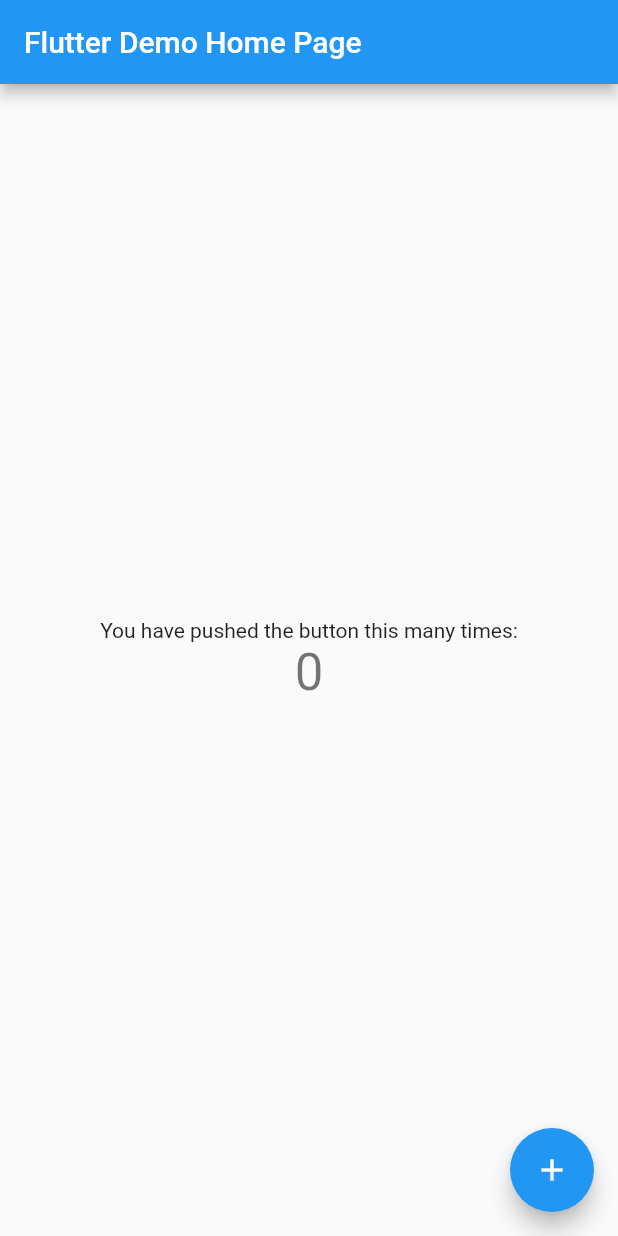
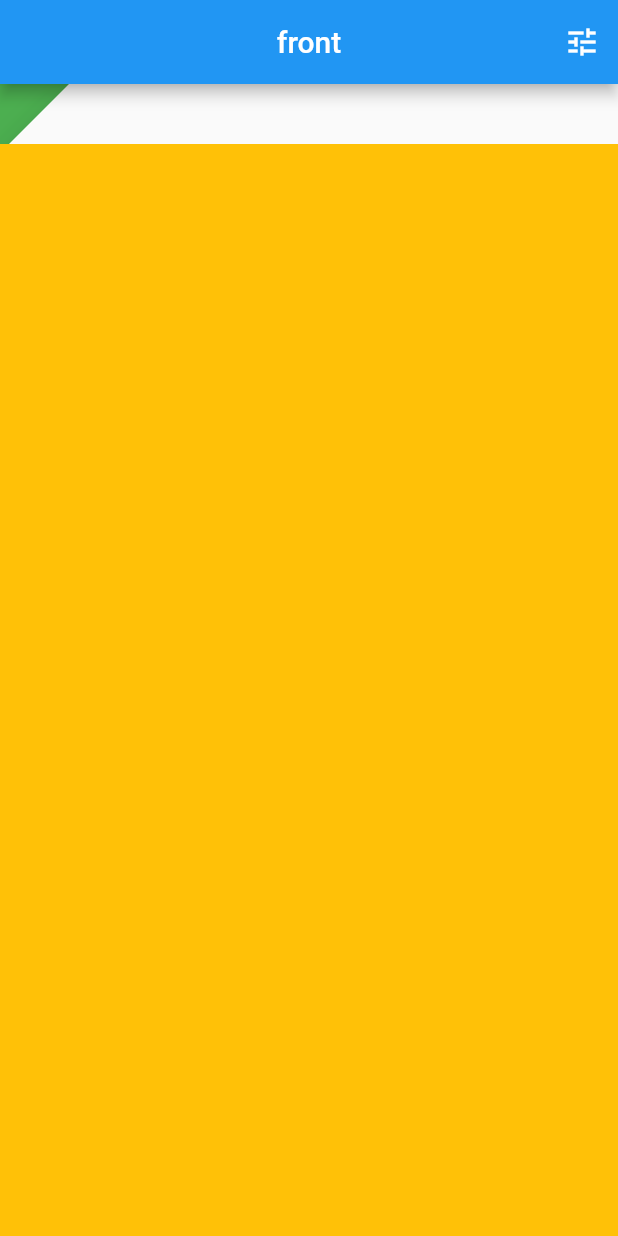
Before and after one commit to kshimoiya/backdrop_sample, a Flutter app: the screen it shows after launch, on a phone screen of 412 x 824 dp. Run offline on Flutter 3.47's test engine with Material 2 defaults, Android fonts, the phone set to English and light mode, and no system bars.

Commit message:
add backdrop template

```diff
--- /dev/null
+++ b/lib/backdrop.dart
@@ -0,0 +1,220 @@
+import 'package:flutter/material.dart';
+
+const double _kFlingVelocity = 2.0;
+
+class Backdrop extends StatefulWidget {
+  final Widget frontLayer;
+  final Widget backLayer;
+  final Widget frontTitle;
+  final Widget backTitle;
+
+  const Backdrop({
+    Key key,
+    this.frontLayer,
+    this.backLayer,
+    this.frontTitle,
+    this.backTitle,
+  })  : assert(frontLayer != null),
+        assert(backLayer != null),
+        assert(frontTitle != null),
+        assert(backTitle != null),
+        super(key: key);
+
+  @override
+  _BackdropState createState() => _BackdropState();
+}
+
+class _BackdropState extends State<Backdrop> with SingleTickerProviderStateMixin {
+  final GlobalKey _backdropKey = GlobalKey(debugLabel: 'Backdrop');
+
+  AnimationController _controller;
+
+  bool get _frontLayerVisible {
+    final AnimationStatus status = _controller.status;
+    return status == AnimationStatus.completed || status == AnimationStatus.forward;
+  }
+
+  @override
+  void initState() {
+    super.initState();
+    _controller = AnimationController(
+      vsync: this,
+      duration: Duration(milliseconds: 300),
+      value: 1.0,
+    );
+  }
+
+  @override
+  void dispose() {
+    if (_controller != null) _controller.dispose();
+    super.dispose();
+  }
+
+  @override
+  void didUpdateWidget(Backdrop oldWidget) {
+    super.didUpdateWidget(oldWidget);
+
+    if (!_frontLayerVisible) _controller.fling(velocity: _kFlingVelocity);
+  }
+
+  void _toggleBackdropLayerVisibility() {
+    _controller.fling(velocity: _frontLayerVisible ? -_kFlingVelocity : _kFlingVelocity);
+  }
+
+  Widget _buildStack(BuildContext context, BoxConstraints constraints) {
+    // AppBarの高さ
+    const double layerTitleHeight = 48.0;
+    // 全体のサイズ
+    final Size layerSize = constraints.biggest;
+    // AppBarを引いたTopの位置
+    final double layerTop = layerSize.height - layerTitleHeight;
+
+    Animation<RelativeRect> layerAnimation = RelativeRectTween(
+      begin: RelativeRect.fromLTRB(0.0, layerTop, 0.0, layerTop - layerSize.height),
+      end: RelativeRect.fromLTRB(0.0, 0.0, 0.0, 0.0),
+    ).animate(_controller.view);
+
+    return Stack(
+      key: _backdropKey,
+      children: <Widget>[
+        ExcludeSemantics(
+          child: widget.backLayer,
+          excluding: _frontLayerVisible,
+        ),
+        PositionedTransition(
+          rect: layerAnimation,
+          child: _FrontLayer(
+            child: widget.frontLayer,
+            onTap: _toggleBackdropLayerVisibility,
+          ),
+        ),
+      ],
+    );
+  }
+
+  @override
+  Widget build(BuildContext context) {
+    return Scaffold(
+      appBar: AppBar(
+        centerTitle: true,
+        title: _BackdropTitle(
+          frontTitle: widget.frontTitle,
+          backTitle: widget.backTitle,
+          listenable: _controller.view,
+        ),
+        actions: <Widget>[
+          IconButton(
+            onPressed: _toggleBackdropLayerVisibility,
+            icon: Icon(Icons.tune),
+          ),
+        ],
+      ),
+      body: LayoutBuilder(builder: _buildStack),
+    );
+  }
+}
+
+class _BackdropTitle extends AnimatedWidget {
+  final Widget frontTitle;
+  final Widget backTitle;
+
+  const _BackdropTitle({
+    Key key,
+    Listenable listenable,
+    @required this.frontTitle,
+    @required this.backTitle,
+  })  : assert(frontTitle != null),
+        assert(backTitle != null),
+        super(key: key, listenable: listenable);
+
+  @override
+  Widget build(BuildContext context) {
+    final Animation<double> animation = this.listenable;
+
+    return DefaultTextStyle(
+      style: Theme.of(context).primaryTextTheme.title,
+      softWrap: false,
+      overflow: TextOverflow.ellipsis,
+      child: Stack(
+        children: <Widget>[
+          Opacity(
+            opacity: CurvedAnimation(
+              parent: ReverseAnimation(animation),
+              curve: Interval(0.5, 1.0),
+            ).value,
+            child: FractionalTranslation(
+              translation: Tween<Offset>(
+                begin: Offset.zero,
+                end: Offset(0.5, 0.0),
+              ).evaluate(animation),
+              child: backTitle,
+            ),
+          ),
+          Opacity(
+            opacity: CurvedAnimation(
+              parent: animation,
+              curve: Interval(0.5, 1.0),
+            ).value,
+            child: FractionalTranslation(
+              translation: Tween<Offset>(
+                begin: Offset(-0.25, 0.0),
+                end: Offset.zero,
+              ).evaluate(animation),
+              child: frontTitle,
+            ),
+          ),
+        ],
+      ),
+    );
+  }
+}
+
+const double _kDefaultElevation = 16.0;
+const double _kDefaultRadius = 46.0;
+const double _kDefaultTapAreaHeight = 40.0;
+
+class _FrontLayer extends StatelessWidget {
+  final Widget child;
+  final VoidCallback onTap;
+  final double elevation;
+  final double radius;
+  final double tapAreaHeight;
+
+  const _FrontLayer({
+    Key key,
+    this.onTap,
+    this.child,
+    this.elevation,
+    this.radius,
+    this.tapAreaHeight,
+  }) : super(key: key);
+
+  @override
+  Widget build(BuildContext context) {
+    return Material(
+      elevation: elevation ?? _kDefaultElevation,
+      shape: BeveledRectangleBorder(
+        borderRadius: BorderRadius.only(
+          topLeft: Radius.circular(radius ?? _kDefaultRadius),
+        ),
+      ),
+      child: Column(
+        crossAxisAlignment: CrossAxisAlignment.stretch,
+        children: <Widget>[
+          GestureDetector(
+            // 空白部分をタップに含める
+            behavior: HitTestBehavior.opaque,
+            onTap: onTap,
+            child: Container(
+              height: tapAreaHeight ?? _kDefaultTapAreaHeight,
+              alignment: AlignmentDirectional.centerStart,
+            ),
+          ),
+          Expanded(
+            child: child,
+          ),
+        ],
+      ),
+    );
+  }
+}
--- a/lib/main.dart
+++ b/lib/main.dart
@@ -1,4 +1,6 @@
 import 'package:flutter/material.dart';
+
+import 'backdrop.dart';
 
 void main() => runApp(MyApp());
 
@@ -20,7 +22,17 @@ class MyApp extends StatelessWidget {
         // is not restarted.
         primarySwatch: Colors.blue,
       ),
-      home: MyHomePage(title: 'Flutter Demo Home Page'),
+//      home: MyHomePage(title: 'Flutter Demo Home Page'),
+      home: Backdrop(
+        frontLayer: Container(
+          color: Colors.amber,
+        ),
+        backLayer: Container(
+          color: Colors.green,
+        ),
+        frontTitle: Text('front'),
+        backTitle: Text('back'),
+      ),
     );
   }
 }
```
Also changed, not shown: 1 other file.
